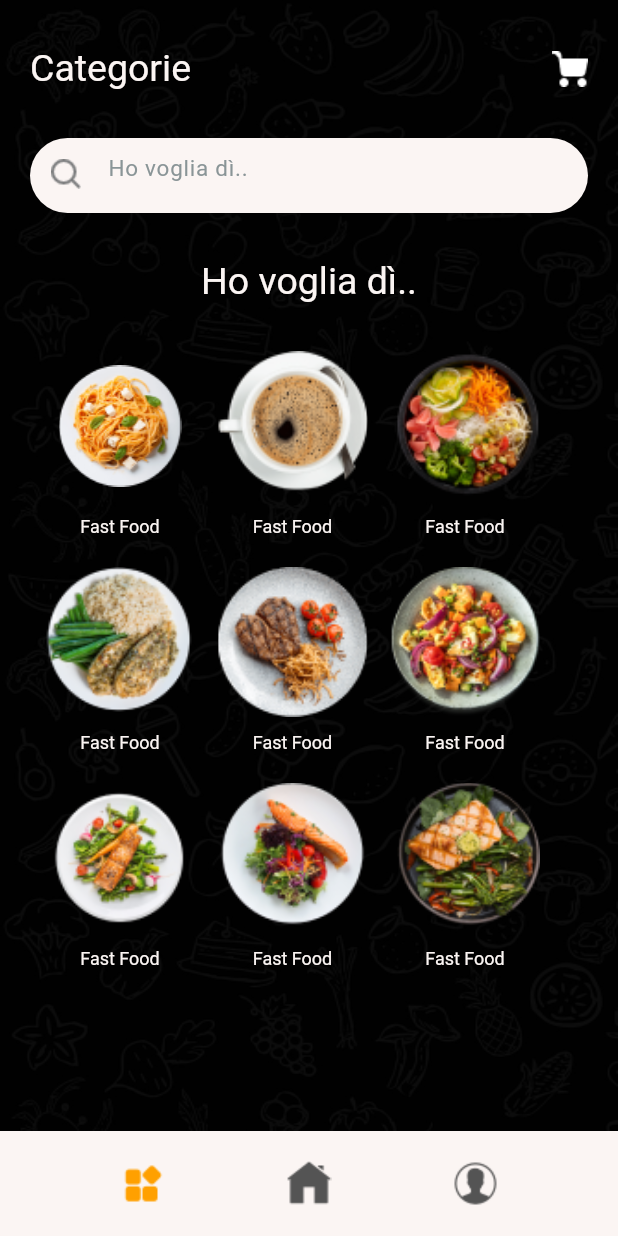
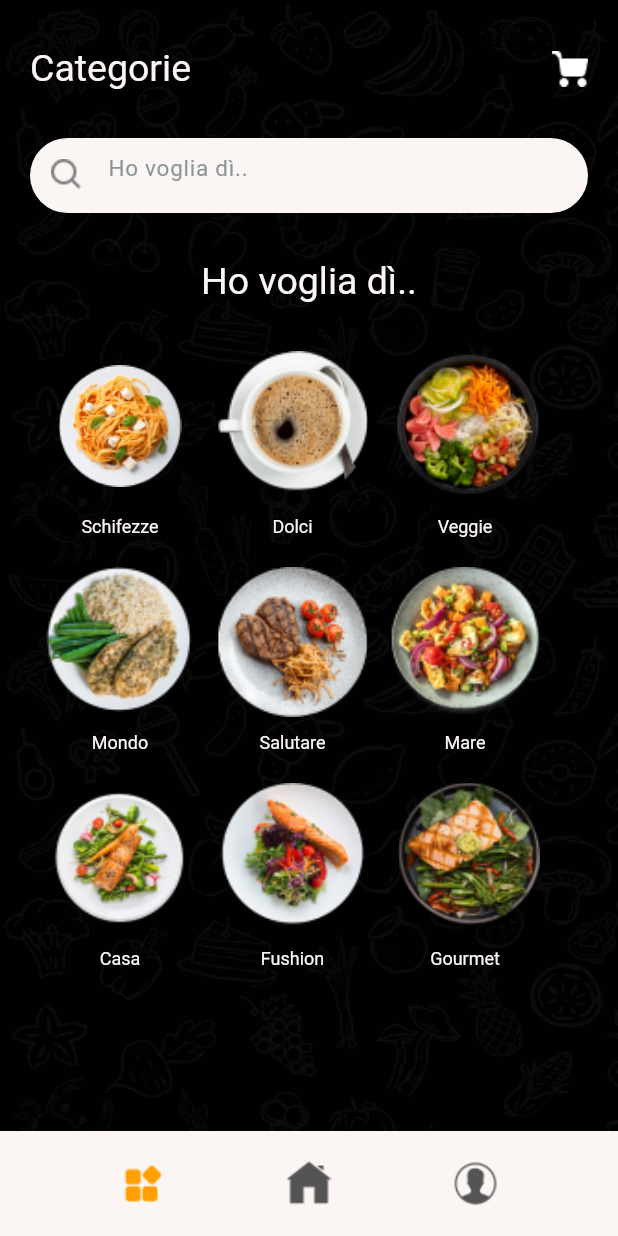
Before and after one commit to auri9945/vogliadifood_app, a Flutter app: the CategorieScreen screen opened by its route, on a phone screen of 412 x 824 dp. Run offline on Flutter 3.47's test engine with Material 3 defaults, Android fonts, the light colour scheme and no system bars.

Commit message:
CategorieScreen.dart

```diff
--- a/lib/screens/CategorieScreen.dart
+++ b/lib/screens/CategorieScreen.dart
@@ -1,4 +1,5 @@
 import 'package:flutter/material.dart';
+import 'package:vogliadifood_app/screens/schifezzeScreen.dart';
 import 'package:vogliadifood_app/widget/CustomNavbar.dart';
 import 'package:vogliadifood_app/widget/searchbar.dart';
 
@@ -74,37 +75,54 @@ class CategorieScreen extends StatelessWidget {
                       children: [
                         Row(
                             children: [
-                              CategiarieVoglia(
+                              GestureDetector(
+                                onTap: (){
+                                  Navigator.of(context).pushReplacementNamed(SchifezzeScreen.routeName);
+                                },
+                                child: CategiarieVoglia(
                                   image: Image.asset(
                                     Helper.getAssetName(
                                         "Ellipse_5.png",
                                         "virtual"),
                                     //fit: BoxFit.cover,
                                   ),
-                                name: "Fast Food",
+                                  name: "Schifezze",
+                                ),
                               ),
                               SizedBox(
                                 width: 15,
                               ),
-                              CategiarieVoglia(
+                              GestureDetector(
+                                onTap: (){
+                                  Navigator.of(context).pushReplacementNamed(SchifezzeScreen.routeName);
+                                },
+                                child: CategiarieVoglia(
                                   image: Image.asset(
                                     Helper.getAssetName(
                                         "Ellipse_1.png",
                                         "virtual"),
                                     fit: BoxFit.cover,
                                   ),
-                                name: "Fast Food",
+                                  name: "Dolci",
+                                ),
                               ),
                               SizedBox(
                                 width: 15,
-                              ),CategiarieVoglia(
+                              ),
+
+                              GestureDetector(
+                                onTap: (){
+                                  Navigator.of(context).pushReplacementNamed(SchifezzeScreen.routeName);
+                                },
+                                child:  CategiarieVoglia(
                                   image: Image.asset(
                                     Helper.getAssetName(
                                         "Ellipse_2.png",
                                         "virtual"),
                                     fit: BoxFit.cover,
                                   ),
-                                name: "Fast Food",
+                                  name: "Veggie",
+                                ),
                               ),
                             ]
                         ),
@@ -115,38 +133,53 @@ class CategorieScreen extends StatelessWidget {
                           padding: const EdgeInsets.only(top: 20),
                           child: Row(
                               children: [
-                                CategiarieVoglia(
+                                GestureDetector(
+                                  onTap: (){},
+                                  child: CategiarieVoglia(
                                     image: Image.asset(
                                       Helper.getAssetName(
                                           "Ellipse 3.png",
                                           "virtual"),
                                       fit: BoxFit.cover,
                                     ),
-                                  name: "Fast Food",
+                                    name: "Mondo",
                                   ),
+                                ),
+
                                 SizedBox(
                                   width: 15,
                                 ),
-                                CategiarieVoglia(
+
+                                GestureDetector(
+                                  onTap: (){},
+                                  child: CategiarieVoglia(
                                     image: Image.asset(
                                       Helper.getAssetName(
                                           "Ellipse 4.png",
                                           "virtual"),
                                       fit: BoxFit.cover,
                                     ),
-                                  name: "Fast Food",
+                                    name: "Salutare",
                                   ),
+                                ),
+
                                 SizedBox(
                                   width: 15,
-                                ),CategiarieVoglia(
+                                ),
+
+                                GestureDetector(
+                                  onTap: (){},
+                                  child: CategiarieVoglia(
                                     image: Image.asset(
                                       Helper.getAssetName(
                                           "Ellipse_6.png",
                                           "virtual"),
                                       fit: BoxFit.cover,
                                     ),
-                                  name: "Fast Food",
+                                    name: "Mare",
                                   ),
+                                ),
+
                               ]
                           ),
                         ),
@@ -155,37 +188,51 @@ class CategorieScreen extends StatelessWidget {
                           padding: const EdgeInsets.only(top: 20),
                           child: Row(
                               children: [
-                                CategiarieVoglia(
+                                GestureDetector(
+                                  onTap: (){},
+                                  child: CategiarieVoglia(
                                     image: Image.asset(
                                       Helper.getAssetName(
                                           "Ellipse_7.png",
                                           "virtual"),
                                       fit: BoxFit.cover,
                                     ),
-                                  name: "Fast Food",
+                                    name: "Casa",
                                   ),
+                                ),
+
                                 SizedBox(
                                   width: 15,
                                 ),
-                                CategiarieVoglia(
+
+                                GestureDetector(
+                                  onTap: (){},
+                                  child: CategiarieVoglia(
                                     image: Image.asset(
                                       Helper.getAssetName(
                                           "Ellipse_8.png",
                                           "virtual"),
                                       fit: BoxFit.cover,
                                     ),
-                                  name: "Fast Food",
+                                    name: "Fushion",
                                   ),
+                                ),
+
                                 SizedBox(
                                   width: 15,
-                                ),CategiarieVoglia(
+                                ),
+
+                                GestureDetector(
+                                  onTap: (){},
+                                  child: CategiarieVoglia(
                                     image: Image.asset(
                                       Helper.getAssetName(
                                           "Ellipse_9.png",
                                           "virtual"),
                                       fit: BoxFit.cover,
                                     ),
-                                  name: "Fast Food",
+                                    name: "Gourmet",
+                                  ),
                                 ),
                               ]
                           ),
@@ -206,6 +253,7 @@ class CategorieScreen extends StatelessWidget {
           ),
         ),
       ],
-    ));
+    ),
+    );
   }
 }
```
Also changed, not shown: lib/main.dart (+6 -5 lines), lib/screens/homeScreen.dart (+4 -11 lines), lib/screens/schifezzeScreen.dart (added, +224 -0 lines), assets/image/VogliaDiSchifezze.jpg (added), assets/image/mc.png (added), 1 other file. Lines whose indentation alone changed are shown as unchanged.
